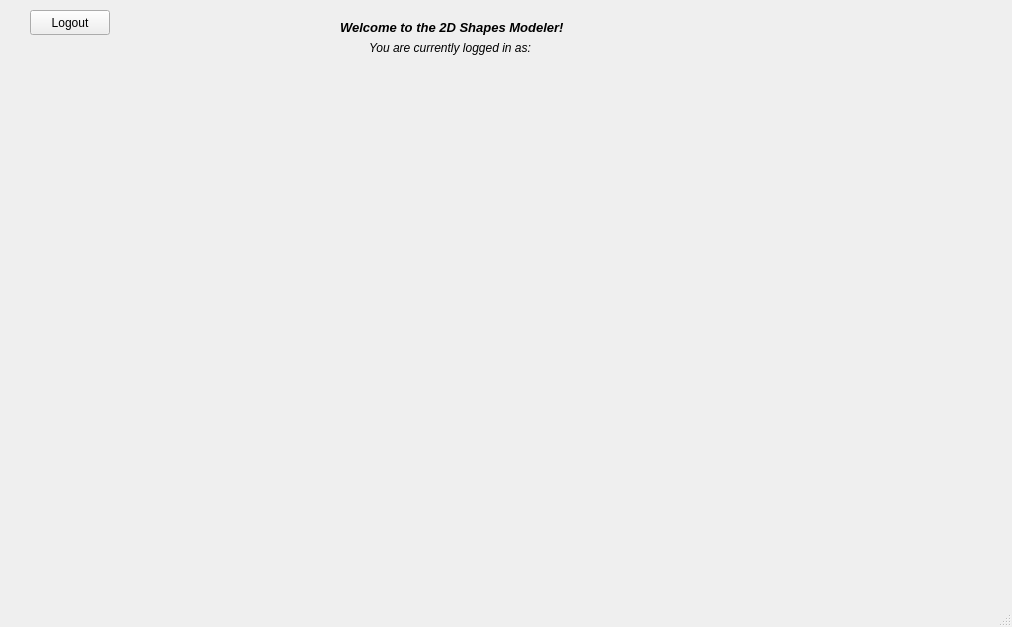
Above: CS1C_Graphics_Modeler/mainwindow.ui from utsavparajuli/CS1C-Group-Project before the change. Below: the same form after it.
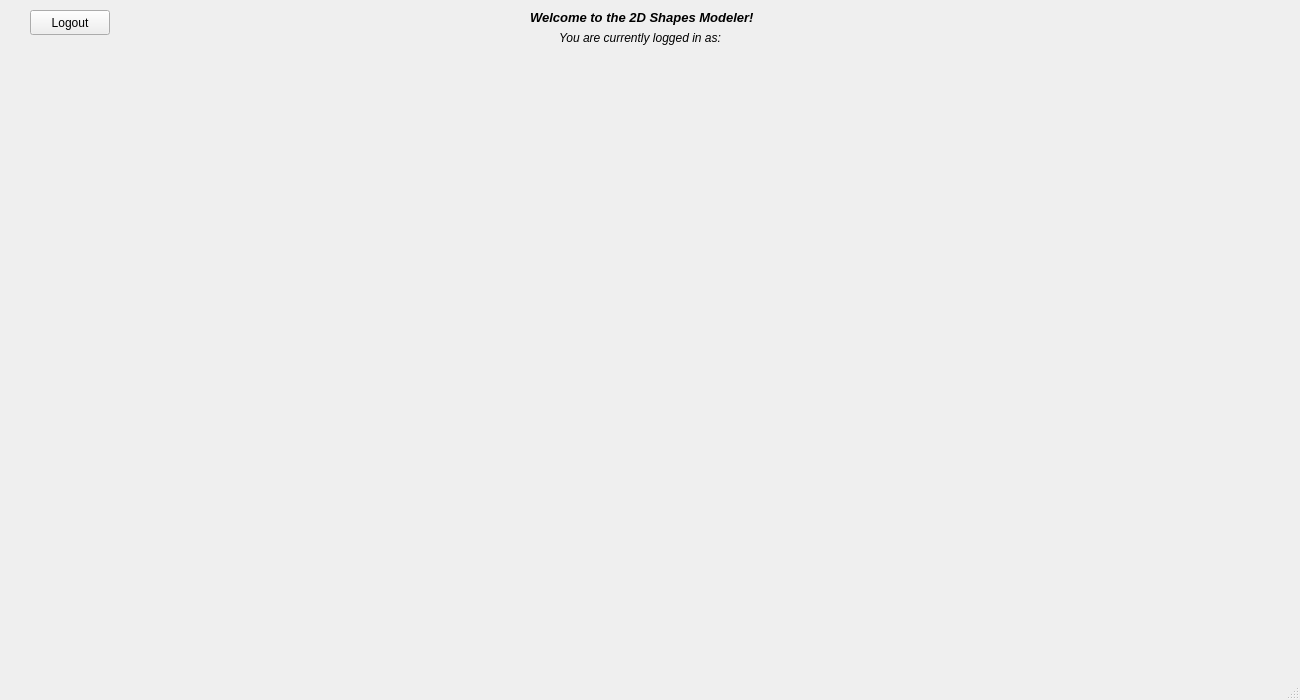
That is the form after the change. The open tabs and pages were chosen to show the change.

The edit to the form file:
```diff
--- a/CS1C_Graphics_Modeler/mainwindow.ui
+++ b/CS1C_Graphics_Modeler/mainwindow.ui
@@ -6,8 +6,8 @@
    <rect>
     <x>0</x>
     <y>0</y>
-    <width>1012</width>
-    <height>627</height>
+    <width>1300</width>
+    <height>700</height>
    </rect>
   </property>
   <property name="windowTitle">
@@ -22,8 +22,8 @@
      <rect>
       <x>0</x>
       <y>0</y>
-      <width>1011</width>
-      <height>581</height>
+      <width>1301</width>
+      <height>651</height>
      </rect>
     </property>
     <property name="currentIndex">
@@ -128,8 +128,8 @@
      <widget class="QWidget" name="layoutWidget">
       <property name="geometry">
        <rect>
-        <x>340</x>
-        <y>20</y>
+        <x>530</x>
+        <y>10</y>
         <width>321</width>
         <height>46</height>
        </rect>
```
Left out of the diff: 6 changed lines with no effect on the pictures.
